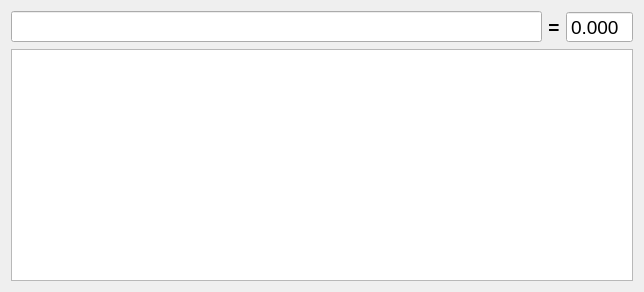
Qt form example/interface.ui (psivitsky/StringMath) before a commit.
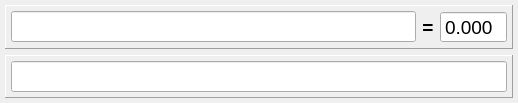
The same form after that commit.

Commit message: The example application source code refactored

What changed in the file:
```diff
--- a/example/interface.ui
+++ b/example/interface.ui
@@ -6,16 +6,59 @@
    <rect>
     <x>0</x>
     <y>0</y>
-    <width>644</width>
-    <height>292</height>
+    <width>518</width>
+    <height>103</height>
    </rect>
   </property>
+  <property name="minimumSize">
+   <size>
+    <width>0</width>
+    <height>103</height>
+   </size>
+  </property>
+  <property name="maximumSize">
+   <size>
+    <width>16777215</width>
+    <height>103</height>
+   </size>
+  </property>
   <property name="windowTitle">
    <string>StringMathTest</string>
   </property>
-  <layout class="QVBoxLayout" name="verticalLayout">
+  <layout class="QVBoxLayout" name="verticalLayout_2">
+   <property name="leftMargin">
+    <number>5</number>
+   </property>
+   <property name="topMargin">
+    <number>5</number>
+   </property>
+   <property name="rightMargin">
+    <number>5</number>
+   </property>
+   <property name="bottomMargin">
+    <number>5</number>
+   </property>
    <item>
-    <layout class="QHBoxLayout" name="expression_layout">
+    <widget class="QFrame" name="expression_frame">
+     <property name="frameShape">
+      <enum>QFrame::Panel</enum>
+     </property>
+     <property name="frameShadow">
+      <enum>QFrame::Raised</enum>
+     </property>
+     <layout class="QHBoxLayout" name="horizontalLayout">
+      <property name="leftMargin">
+       <number>5</number>
+      </property>
+      <property name="topMargin">
+       <number>5</number>
+      </property>
+      <property name="rightMargin">
+       <number>5</number>
+      </property>
+      <property name="bottomMargin">
+       <number>5</number>
+      </property>
      <item>
       <widget class="QLineEdit" name="expression_LE">
        <property name="font">
@@ -73,12 +116,45 @@
       </widget>
      </item>
     </layout>
+    </widget>
    </item>
    <item>
-    <widget class="QTextEdit" name="log_TE">
+    <widget class="QFrame" name="log_frame">
+     <property name="frameShape">
+      <enum>QFrame::Panel</enum>
+     </property>
+     <property name="frameShadow">
+      <enum>QFrame::Raised</enum>
+     </property>
+     <layout class="QVBoxLayout" name="verticalLayout">
+      <property name="leftMargin">
+       <number>5</number>
+      </property>
+      <property name="topMargin">
+       <number>5</number>
+      </property>
+      <property name="rightMargin">
+       <number>5</number>
+      </property>
+      <property name="bottomMargin">
+       <number>5</number>
+      </property>
+      <item>
+       <widget class="QLineEdit" name="log_LE">
+        <property name="font">
+         <font>
+          <pointsize>14</pointsize>
+         </font>
+        </property>
      <property name="readOnly">
       <bool>true</bool>
      </property>
+        <property name="clearButtonEnabled">
+         <bool>false</bool>
+        </property>
+       </widget>
+      </item>
+     </layout>
     </widget>
    </item>
   </layout>
```
Left out of the diff: 2 changed lines with no effect on the pictures. Lines whose indentation alone changed are shown as unchanged. The commit also changes 2 other files.
